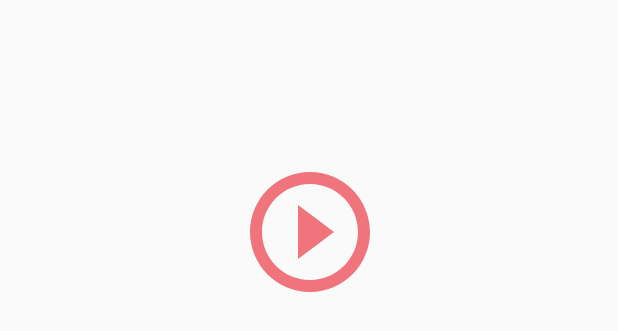
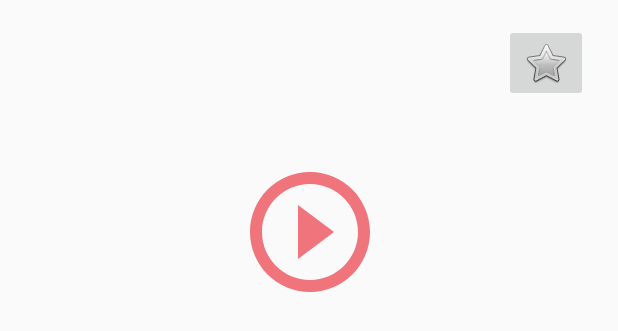
Before and after one commit to m-yang/PopularMovies, an Android app: the layout activity_movie_detail.xml on its own in the app's theme, with its tools: preview values and no code run, on a phone screen of 412 x 824 dp. Shown: the top 331 px of the screen. Run offline under Robolectric (Android 15) with nearby library versions, the phone set to English and light mode, and no system bars.

Commit message:
add star button to detail view

```diff
--- a/app/src/main/res/layout/activity_movie_detail.xml
+++ b/app/src/main/res/layout/activity_movie_detail.xml
@@ -2,6 +2,7 @@
 
 <android.support.v4.widget.NestedScrollView xmlns:android="http://schemas.android.com/apk/res/android"
     xmlns:app="http://schemas.android.com/apk/res-auto"
+    xmlns:tools="http://schemas.android.com/tools"
     android:layout_width="match_parent"
     android:layout_height="wrap_content">
 
@@ -100,6 +101,19 @@
                 app:layout_constraintStart_toStartOf="parent"
                 app:layout_constraintTop_toBottomOf="@+id/poster_rl" />
 
+            <ImageButton
+                android:id="@+id/favorite_btn"
+                android:layout_width="wrap_content"
+                android:layout_height="wrap_content"
+                android:layout_marginEnd="8dp"
+                android:layout_marginStart="8dp"
+                android:layout_marginTop="16dp"
+                app:layout_constraintEnd_toEndOf="parent"
+                app:layout_constraintHorizontal_bias="0.703"
+                app:layout_constraintStart_toEndOf="@+id/poster_rl"
+                app:layout_constraintTop_toTopOf="parent"
+                app:srcCompat="@android:drawable/btn_star" />
+
         </android.support.constraint.ConstraintLayout>
 
         <android.support.v7.widget.RecyclerView
```
Also changed, not shown: app/src/main/java/com/example/android/popularmovies/MovieDetailActivity.java (+36 -0 lines).
